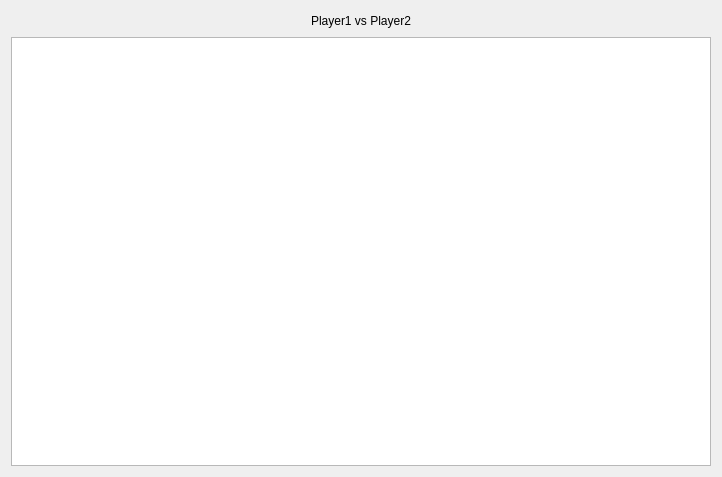
Old version of the form ui/gamewidget.ui in the repository greghaynes/QTcpPlanetWars.
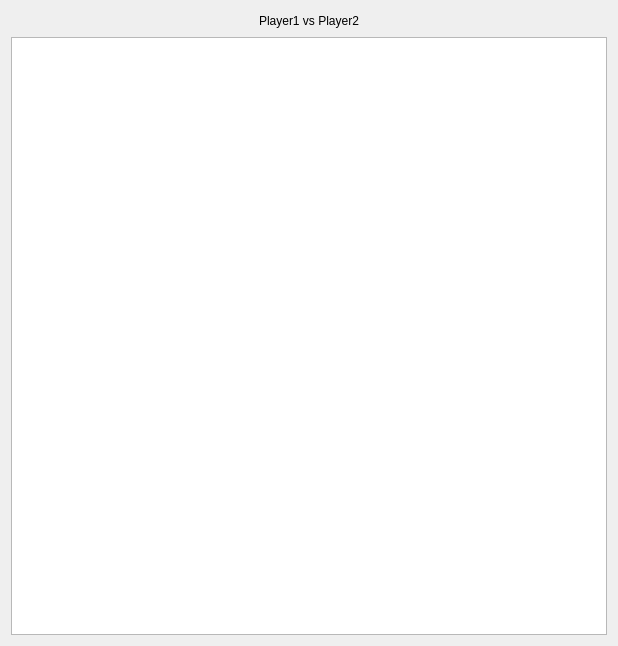
New version of the form.

What changed in the file:
```diff
--- a/ui/gamewidget.ui
+++ b/ui/gamewidget.ui
@@ -6,8 +6,8 @@
    <rect>
     <x>0</x>
     <y>0</y>
-    <width>722</width>
-    <height>477</height>
+    <width>618</width>
+    <height>646</height>
    </rect>
   </property>
   <property name="windowTitle">
```
Left out of the diff: 14 changed lines with no effect on the pictures.
